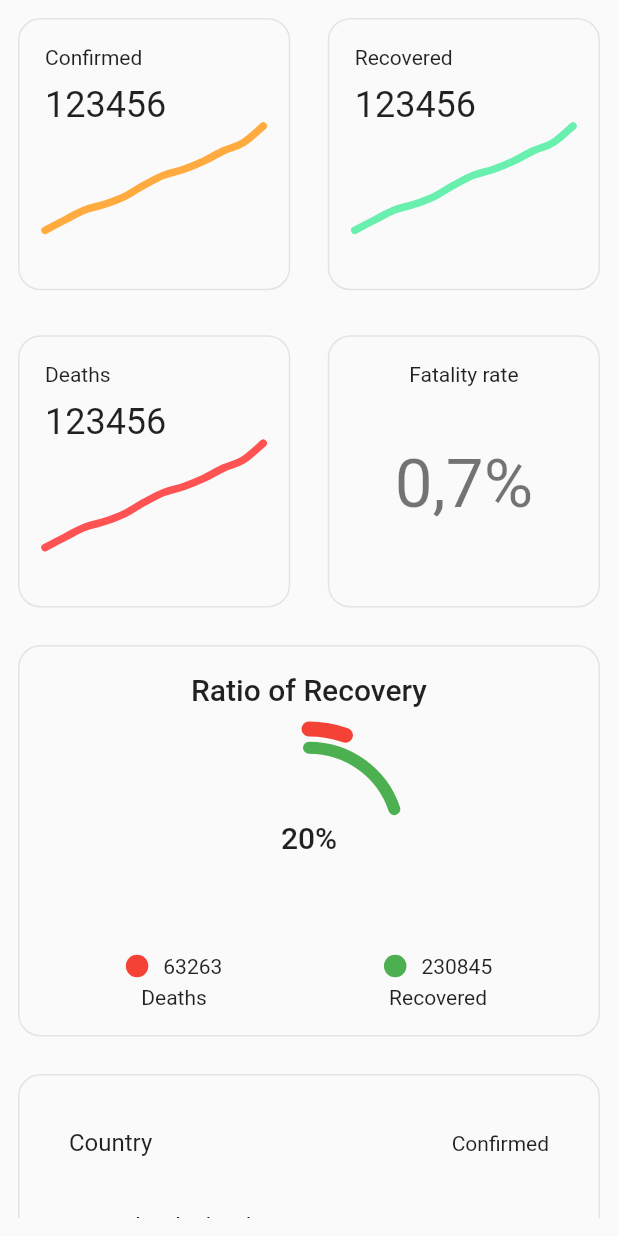
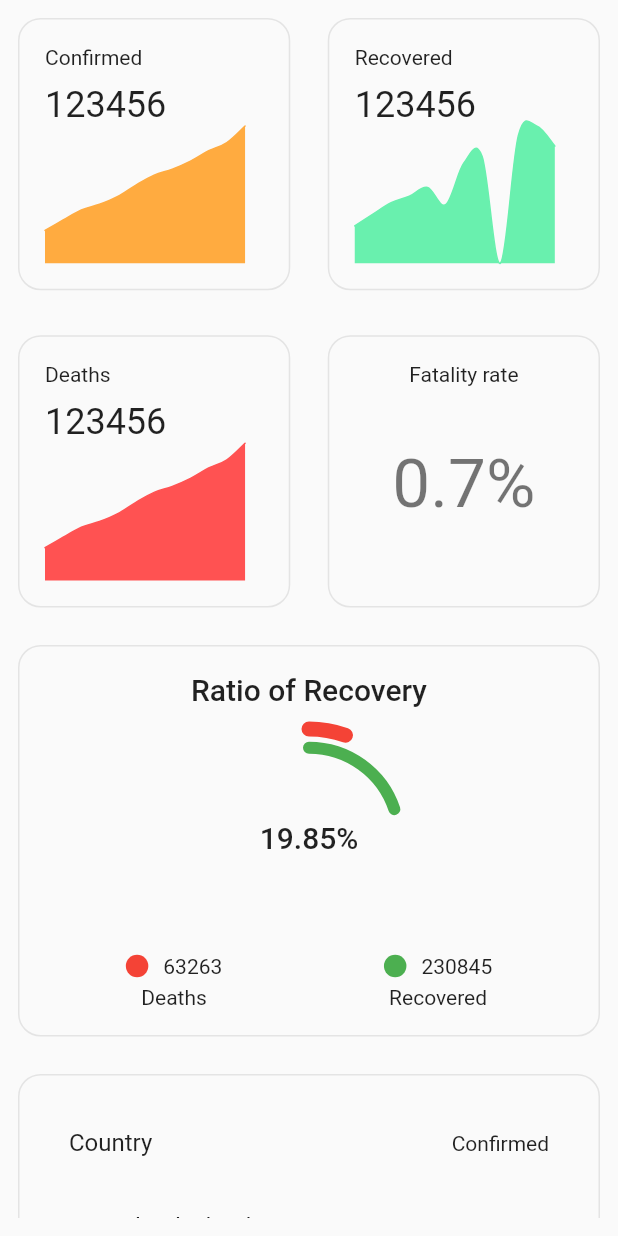
Before and after one commit to chashkovdaniil/yandex_intenstive, a Flutter app: the screen it shows after launch, on a phone screen of 412 x 824 dp. Run offline on Flutter 3.47's test engine with Material 2 defaults, Android fonts, the phone set to English and light mode, and no system bars; drawn by our look-alikes of fl_chart, percent_indicator; our stand-ins replace flutter_hooks, flutter_riverpod, freezed_annotation, hooks_riverpod, riverpod.

Commit message:
Add refresh animations, chart animation

```diff
--- /dev/null
+++ b/lib/modules/home/presentation/components/animation_numbers_text.dart
@@ -0,0 +1,40 @@
+import 'package:flutter/material.dart';
+
+class AnimatedNumbersText extends StatelessWidget {
+  final String additionText;
+  final Duration duration;
+  final double from;
+  final double to;
+  final int fractionDigits;
+  final Curve curve;
+  final TextStyle? textStyle;
+
+  const AnimatedNumbersText({
+    Key? key,
+    this.additionText = '',
+    this.duration = const Duration(seconds: 1),
+    this.curve = Curves.easeInCubic,
+    required this.from,
+    required this.to,
+    this.fractionDigits = 0,
+    this.textStyle,
+  }) : super(key: key);
+
+  @override
+  Widget build(BuildContext context) {
+    return TweenAnimationBuilder<double>(
+      builder: (context, value, child) {
+        return Text(
+          value.toStringAsFixed(fractionDigits) + additionText,
+          style: textStyle ?? Theme.of(context).textTheme.headline6,
+        );
+      },
+      duration: duration,
+      curve: curve,
+      tween: Tween(
+        begin: from,
+        end: to,
+      ),
+    );
+  }
+}
--- a/lib/modules/home/presentation/components/home_line_chart.dart
+++ b/lib/modules/home/presentation/components/home_line_chart.dart
@@ -1,44 +1,42 @@
 import 'package:fl_chart/fl_chart.dart';
 import 'package:flutter/material.dart';
+import 'package:yandex_intensive/modules/home/presentation/components/animation_numbers_text.dart';
 
-class HomeLineChart extends StatelessWidget {
+class HomeLineChart extends StatefulWidget {
   final String title;
   final int value;
   final List<Color>? colors;
   final List<List<double>> spots;
+  final Duration duration;
+  final bool showAnimation;
 
   const HomeLineChart({
     Key? key,
     required this.title,
     required this.value,
     required this.spots,
+    this.duration = const Duration(seconds: 1),
     this.colors,
+    this.showAnimation = false,
   }) : super(key: key);
 
+  @override
+  State<HomeLineChart> createState() => _HomeLineChartState();
+}
+
+class _HomeLineChartState extends State<HomeLineChart> {
+  late bool _isStart;
   double get maxValue {
     var maxVal = 0.0;
-    for (final spot in spots) {
+    for (final spot in widget.spots) {
       maxVal = spot[1] > maxVal ? spot[1] : maxVal;
     }
     return maxVal;
   }
 
-  @override
-  Widget build(BuildContext context) {
-    return Column(
-      crossAxisAlignment: CrossAxisAlignment.start,
-      children: [
-        Text(title),
-        const SizedBox(height: 10),
-        Text(
-          '$value',
-          style: Theme.of(context).textTheme.headline5,
-        ),
-        Expanded(
-          child: LineChart(
-            LineChartData(
+  LineChartData get beforeStartData => LineChartData(
         minX: 0,
-              maxX: 11,
+        maxX: widget.spots.length.toDouble(),
         minY: 0,
         maxY: maxValue,
         titlesData: FlTitlesData(
@@ -55,20 +53,82 @@ class HomeLineChart extends StatelessWidget {
         ),
         lineBarsData: [
           LineChartBarData(
-                  spots: spots.map((e) => FlSpot(e[0], e[1])).toList(),
-                  colors: colors,
+            spots: List<List<double>>.filled(widget.spots.length, [0.0, 0.0])
+                .map((e) => FlSpot(e[0], e[1]))
+                .toList(),
+            colors: widget.colors,
             isCurved: true,
-                  barWidth: 5,
+            barWidth: 1,
             isStrokeCapRound: true,
             dotData: FlDotData(
               show: false,
             ),
-                  belowBarData: BarAreaData(
+            belowBarData: BarAreaData(show: true, colors: widget.colors),
+          ),
+        ],
+      );
+  LineChartData get afterStartData => LineChartData(
+        minX: 0,
+        maxX: widget.spots.length.toDouble(),
+        minY: 0,
+        maxY: maxValue,
+        titlesData: FlTitlesData(
           show: false,
         ),
+        borderData: FlBorderData(
+          show: false,
+        ),
+        gridData: FlGridData(
+          show: false,
+        ),
+        lineTouchData: LineTouchData(
+          enabled: false,
+        ),
+        lineBarsData: [
+          LineChartBarData(
+            spots: widget.spots.map((e) => FlSpot(e[0], e[1])).toList(),
+            colors: widget.colors,
+            isCurved: true,
+            barWidth: 1,
+            isStrokeCapRound: true,
+            dotData: FlDotData(
+              show: false,
+            ),
+            belowBarData: BarAreaData(show: true, colors: widget.colors),
           ),
         ],
+      );
+
+  @override
+  void initState() {
+    _isStart = !widget.showAnimation;
+    if (!_isStart) {
+      Future.delayed(const Duration(milliseconds: 10), () {
+        _isStart = true;
+        setState(() {});
+      });
+    }
+    super.initState();
+  }
+
+  @override
+  Widget build(BuildContext context) {
+    return Column(
+      crossAxisAlignment: CrossAxisAlignment.start,
+      children: [
+        Text(widget.title),
+        const SizedBox(height: 10),
+        AnimatedNumbersText(
+          from: widget.showAnimation ? 0.0 : widget.value.toDouble(),
+          to: widget.value.toDouble(),
+          duration: widget.duration,
+          textStyle: Theme.of(context).textTheme.headline5,
         ),
+        Expanded(
+          child: LineChart(
+            _isStart ? afterStartData : beforeStartData,
+            swapAnimationDuration: widget.duration,
+            swapAnimationCurve: Curves.easeInCubic,
           ),
         ),
       ],
--- /dev/null
+++ b/lib/modules/home/presentation/components/mark_chart.dart
@@ -0,0 +1,38 @@
+import 'package:flutter/material.dart';
+
+class MarkChart extends StatelessWidget {
+  final Color color;
+  final String title;
+  final int value;
+
+  const MarkChart({
+    Key? key,
+    required this.color,
+    required this.title,
+    required this.value,
+  }) : super(key: key);
+
+  @override
+  Widget build(BuildContext context) {
+    return Column(
+      children: [
+        Row(
+          children: [
+            Container(
+              width: 15,
+              height: 15,
+              decoration: BoxDecoration(
+                color: color,
+                shape: BoxShape.circle,
+              ),
+            ),
+            const SizedBox(width: 10),
+            Text('$value'),
+          ],
+        ),
+        const SizedBox(height: 5),
+        Text(title),
+      ],
+    );
+  }
+}
--- a/lib/modules/home/presentation/components/ratio_recovered_chart.dart
+++ b/lib/modules/home/presentation/components/ratio_recovered_chart.dart
@@ -1,10 +1,18 @@
 import 'package:flutter/material.dart';
 import 'package:percent_indicator/circular_percent_indicator.dart';
+
+import 'animation_numbers_text.dart';
+import 'mark_chart.dart';
 
 class RatioRecoveryChart extends StatelessWidget {
   final int deaths;
   final int recovered;
   final int confirmed;
+
+  /// Duration in milliseconds
+  final int animationDuration = 1000;
+  final Curve animationCurve = Curves.easeInCubic;
+
   const RatioRecoveryChart({
     Key? key,
     required this.deaths,
@@ -12,8 +20,8 @@ class RatioRecoveryChart extends StatelessWidget {
     required this.confirmed,
   }) : super(key: key);
 
-  String get percentRecovered {
-    return (recovered / confirmed * 100).toStringAsFixed(0);
+  double get percentRecovered {
+    return recovered / confirmed * 100;
   }
 
   @override
@@ -29,6 +37,8 @@ class RatioRecoveryChart extends StatelessWidget {
           radius: 155.0,
           lineWidth: 10.0,
           animation: true,
+          animationDuration: animationDuration,
+          curve: animationCurve,
           percent: deaths / confirmed,
           circularStrokeCap: CircularStrokeCap.round,
           progressColor: Colors.red,
@@ -39,11 +49,16 @@ class RatioRecoveryChart extends StatelessWidget {
             progressColor: Colors.green,
             lineWidth: 8.0,
             animation: true,
+            animationDuration: animationDuration,
+            curve: animationCurve,
             backgroundColor: Colors.transparent,
             circularStrokeCap: CircularStrokeCap.round,
-            center: Text(
-              '$percentRecovered%',
-              style: Theme.of(context).textTheme.headline6,
+            center: AnimatedNumbersText(
+              duration: Duration(milliseconds: animationDuration),
+              additionText: '%',
+              from: 0,
+              to: percentRecovered,
+              fractionDigits: 2,
             ),
           ),
           footer: Row(
@@ -66,40 +81,3 @@ class RatioRecoveryChart extends StatelessWidget {
     );
   }
 }
-
-class MarkChart extends StatelessWidget {
-  final Color color;
-  final String title;
-  final int value;
-
-  const MarkChart({
-    Key? key,
-    required this.color,
-    required this.title,
-    required this.value,
-  }) : super(key: key);
-
-  @override
-  Widget build(BuildContext context) {
-    return Column(
-      children: [
-        Row(
-          children: [
-            Container(
-              width: 15,
-              height: 15,
-              decoration: BoxDecoration(
-                color: color,
-                shape: BoxShape.circle,
-              ),
-            ),
-            const SizedBox(width: 10),
-            Text('$value'),
-          ],
-        ),
-        const SizedBox(height: 5),
-        Text(title),
-      ],
-    );
-  }
-}
--- a/lib/modules/home/presentation/home_screen.dart
+++ b/lib/modules/home/presentation/home_screen.dart
@@ -1,7 +1,9 @@
+import 'package:flutter/cupertino.dart';
 import 'package:flutter/material.dart';
 import 'package:flutter_hooks/flutter_hooks.dart';
 import 'package:flutter_riverpod/flutter_riverpod.dart';
 import 'package:hooks_riverpod/hooks_riverpod.dart';
+import 'package:yandex_intensive/modules/home/presentation/components/animation_numbers_text.dart';
 
 import 'components/home_card.dart';
 import 'components/home_line_chart.dart';
@@ -22,24 +24,42 @@ class HomeScreen extends HookConsumerWidget {
   Widget build(BuildContext context, WidgetRef ref) {
     final homeScreemStatus = ref.watch(_homeScreenProvider).status;
 
-    useEffect(() {
+    useEffect(
+      () {
         ref.read(_homeScreenProvider.notifier).load();
-    }, [homeScreemStatus]);
+        print('load');
+      },
+      const [],
+    );
 
-    return homeScreemStatus.when(
+    return Scaffold(
+      body: RefreshIndicator(
+        onRefresh: () async {
+          await ref.read(_homeScreenProvider.notifier).load();
+          print('refresh');
+        },
+        triggerMode: RefreshIndicatorTriggerMode.anywhere,
+        child: homeScreemStatus.when(
           success: () => HomeScreenSuccessState(
-        confirmedSpots: ref.watch(_homeScreenProvider).confirmedSpots!,
-        recoveredSpots: ref.watch(_homeScreenProvider).recoveredSpots!,
-        testData: ref.watch(_homeScreenProvider).testData!,
+            confirmedSpots: ref.watch(_homeScreenProvider).confirmedSpots,
+            recoveredSpots: ref.watch(_homeScreenProvider).recoveredSpots,
+            testData: ref.watch(_homeScreenProvider).testData,
           ),
-      failed: () => const Scaffold(
-        body: Center(
+          failed: () => Column(
+            mainAxisAlignment: MainAxisAlignment.center,
+            children: [
+              const Center(
                 child: Text('Error'),
               ),
+              ElevatedButton(
+                onPressed: ref.read(_homeScreenProvider.notifier).load,
+                child: const Text('Обновить'),
+              )
+            ],
           ),
-      loading: () => const Scaffold(
-        body: Center(
+          loading: () => const Center(
             child: CircularProgressIndicator(),
+          ),
         ),
       ),
     );
@@ -47,9 +67,9 @@ class HomeScreen extends HookConsumerWidget {
 }
 
 class HomeScreenSuccessState extends StatelessWidget {
-  final List<List<double>> confirmedSpots;
-  final List<List<double>> recoveredSpots;
-  final Map<String, Object> testData;
+  final List<List<double>>? confirmedSpots;
+  final List<List<double>>? recoveredSpots;
+  final Map<String, Object>? testData;
   const HomeScreenSuccessState({
     Key? key,
     required this.confirmedSpots,
@@ -59,6 +79,13 @@ class HomeScreenSuccessState extends StatelessWidget {
 
   @override
   Widget build(BuildContext context) {
+    // if (confirmedSpots == null || recoveredSpots == null || testData == null) {
+    //   return const Scaffold(
+    //     body: Center(
+    //       child: CircularProgressIndicator(),
+    //     ),
+    //   );
+    // }
     return Scaffold(
       body: Padding(
         padding: const EdgeInsets.all(12.0),
@@ -75,7 +102,8 @@ class HomeScreenSuccessState extends StatelessWidget {
                     title: 'Confirmed',
                     value: 123456,
                     colors: const [Colors.orangeAccent],
-                    spots: confirmedSpots,
+                    spots: confirmedSpots!,
+                    showAnimation: true,
                   ),
                 ),
                 HomeCard(
@@ -83,7 +111,8 @@ class HomeScreenSuccessState extends StatelessWidget {
                     title: 'Recovered',
                     value: 123456,
                     colors: const [Colors.greenAccent],
-                    spots: recoveredSpots,
+                    showAnimation: true,
+                    spots: recoveredSpots!,
                   ),
                 ),
                 HomeCard(
@@ -91,7 +120,8 @@ class HomeScreenSuccessState extends StatelessWidget {
                     title: 'Deaths',
                     value: 123456,
                     colors: const [Colors.redAccent],
-                    spots: confirmedSpots,
+                    showAnimation: true,
+                    spots: confirmedSpots!,
                   ),
                 ),
                 HomeCard(
@@ -99,9 +129,12 @@ class HomeScreenSuccessState extends StatelessWidget {
                     mainAxisAlignment: MainAxisAlignment.spaceBetween,
                     children: [
                       const Text('Fatality rate'),
-                      Text(
-                        '0,7%',
-                        style: Theme.of(context).textTheme.headline3,
+                      AnimatedNumbersText(
+                        additionText: '%',
+                        fractionDigits: 1,
+                        from: 0,
+                        to: 0.7,
+                        textStyle: Theme.of(context).textTheme.headline3,
                       ),
                       const SizedBox.shrink(),
                     ],
@@ -115,11 +148,11 @@ class HomeScreenSuccessState extends StatelessWidget {
             SliverToBoxAdapter(
               child: HomeCard(
                 child: RatioRecoveryChart(
-                  deaths: (testData['Global']
+                  deaths: (testData!['Global']
                       as Map<String, Object>)['TotalDeaths'] as int,
-                  recovered: (testData['Global']
+                  recovered: (testData!['Global']
                       as Map<String, Object>)['TotalRecovered'] as int,
-                  confirmed: (testData['Global']
+                  confirmed: (testData!['Global']
                       as Map<String, Object>)['TotalConfirmed'] as int,
                 ),
               ),
@@ -131,7 +164,7 @@ class HomeScreenSuccessState extends StatelessWidget {
               child: HomeCard(
                 child: ListCountriesConfirmed(
                   testData: List<Map<String, Object>>.from(
-                    testData['Countries'] as Iterable<dynamic>,
+                    testData!['Countries'] as Iterable<dynamic>,
                   ),
                 ),
               ),
--- a/lib/modules/home/presentation/state/home_screen_state.dart
+++ b/lib/modules/home/presentation/state/home_screen_state.dart
@@ -1,3 +1,5 @@
+import 'dart:math';
+
 import 'package:freezed_annotation/freezed_annotation.dart';
 import 'package:riverpod/riverpod.dart';
 
@@ -33,9 +35,20 @@ class HomeScreenProvider extends StateNotifier<HomeScreenState> {
         );
 
   Future<void> load() async {
-    Future.delayed(const Duration(seconds: 3), () {
+    if ((state.confirmedSpots == null ||
+            state.recoveredSpots == null ||
+            state.testData == null ||
+            state.status == const HomeScreenStateStatus.failed()) &&
+        state.status != const HomeScreenStateStatus.loading()) {
       state = state.copyWith(
-        status: const HomeScreenStateStatus.success(),
+        status: const HomeScreenStateStatus.loading(),
+      );
+    }
+    await Future.delayed(const Duration(seconds: 3), () {
+      state = state.copyWith(
+        status: Random().nextBool()
+            ? const HomeScreenStateStatus.success()
+            : const HomeScreenStateStatus.failed(),
         confirmedSpots: [
           [0, 63839023],
           [1, 83963772],
@@ -56,13 +69,13 @@ class HomeScreenProvider extends StateNotifier<HomeScreenState> {
           [2, 103409401],
           [3, 114428986],
           [4, 129525492],
-          [5, 151801690],
+          [5, 100000000],
           [6, 171051485],
           [7, 182593657],
-          [8, 198291279],
+          [8, 0],
           [9, 218382706],
           [10, 234285671],
-          [11, 266448563]
+          [11, 200000000]
         ],
         testData: {
           'Global': {
```
Lines whose indentation alone changed are shown as unchanged.
